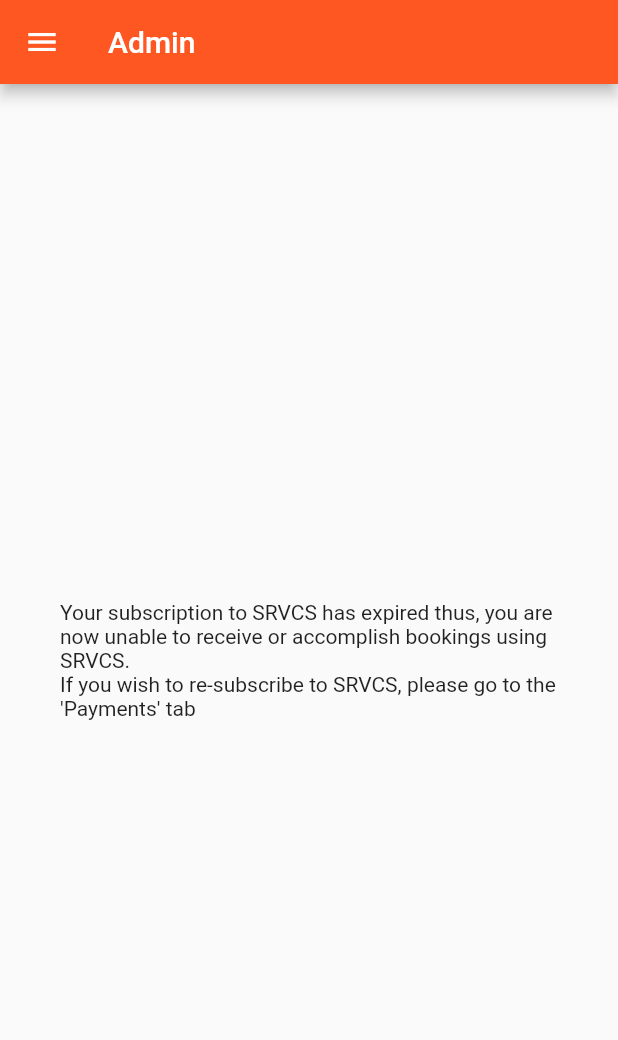
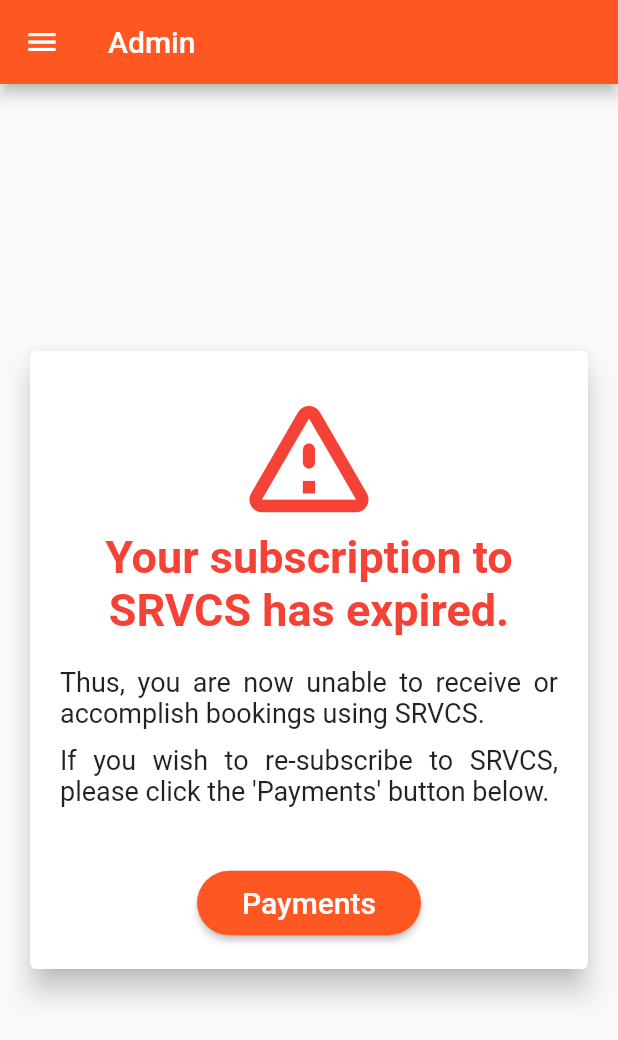
Before and after one commit to ekyut123/THESIS, a Flutter app: the NotSubbed screen opened directly, on a phone screen of 412 x 824 dp. Shown: the top 1040 px of the screen. Run offline on Flutter 3.47's test engine with Material 2 defaults, Android fonts, the phone set to English and light mode, and no system bars; our stand-ins replace cloud_firestore, file_picker, firebase_auth, firebase_core, firebase_storage, flutter_rating_bar and 4 more; missing offline and left inert: date_time_picker_widget; accounts and stored records are empty.

Commit message:
Update notSubbed.dart

```diff
--- a/lib/admin/notSubbed.dart
+++ b/lib/admin/notSubbed.dart
@@ -1,4 +1,5 @@
 import 'package:flutter/material.dart';
+import 'package:flutter_firebase_users/admin/payment_page.dart';
 import 'package:flutter_firebase_users/admin/widget/drawer.dart';
 
 class NotSubbed extends StatelessWidget {
@@ -11,18 +12,65 @@ class NotSubbed extends StatelessWidget {
       appBar: AppBar(
         title: const Text("Admin"),
       ),
-      body: Padding(
-        padding: const EdgeInsets.fromLTRB(40, 0, 40, 0),
-        child: Center(
-            child: Column(
+      body: Center(
+        child: Column(
           mainAxisAlignment: MainAxisAlignment.center,
-          children: const [
-            Text(
-                "Your subscription to SRVCS has expired thus, you are now unable to receive or accomplish bookings using SRVCS. "),
-            Text(
-                "If you wish to re-subscribe to SRVCS, please go to the 'Payments' tab")
+          children: <Widget>[
+            Card(
+              elevation: 8,
+              margin: const EdgeInsets.all(20),
+              child: Padding(
+                padding: const EdgeInsets.all(20),
+                child: Column(
+                  children: <Widget>[
+                    const Icon(
+                      Icons.warning_amber_rounded,
+                      size: 100,
+                      color: Colors.red,
+                    ),
+                    const Text(
+                      "Your subscription to SRVCS has expired.",
+                      textAlign: TextAlign.center,
+                      style: TextStyle(
+                          fontSize: 30,
+                          fontWeight: FontWeight.bold,
+                          color: Colors.red),
+                    ),
+                    const SizedBox(height: 20),
+                    const Text(
+                      "Thus, you are now unable to receive or accomplish bookings using SRVCS.",
+                      textAlign: TextAlign.justify,
+                      style: TextStyle(fontSize: 18),
+                    ),
+                    const SizedBox(height: 10),
+                    const Text(
+                      "If you wish to re-subscribe to SRVCS, please click the 'Payments' button below.",
+                      textAlign: TextAlign.justify,
+                      style: TextStyle(fontSize: 18),
+                    ),
+                    const SizedBox(height: 40),
+                    ElevatedButton(
+                      onPressed: () {
+                        Navigator.of(context).push(MaterialPageRoute(
+                            builder: (context) => const PaymentPage()));
+                      },
+                      style: ElevatedButton.styleFrom(
+                          backgroundColor: Colors.deepOrange,
+                          padding: const EdgeInsets.symmetric(
+                              vertical: 10, horizontal: 30),
+                          shape: RoundedRectangleBorder(
+                              borderRadius: BorderRadius.circular(50))),
+                      child: const Text(
+                        'Payments',
+                        style: TextStyle(fontSize: 20),
+                      ),
+                    ),
+                  ],
+                ),
+              ),
+            ),
           ],
-        )),
+        ),
       ),
     );
   }
```
